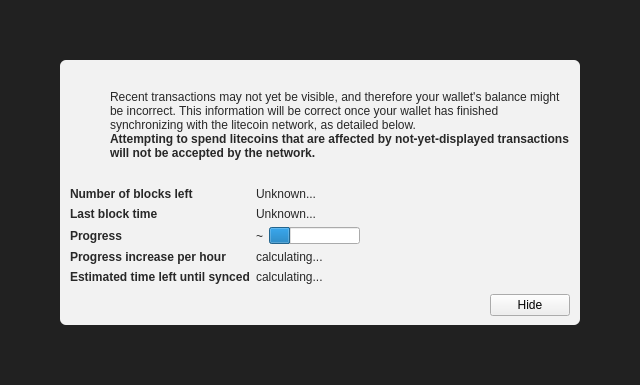
Before: the Qt Designer form src/qt/forms/modaloverlay.ui in utarn/litecoin, drawn with Qt 5.
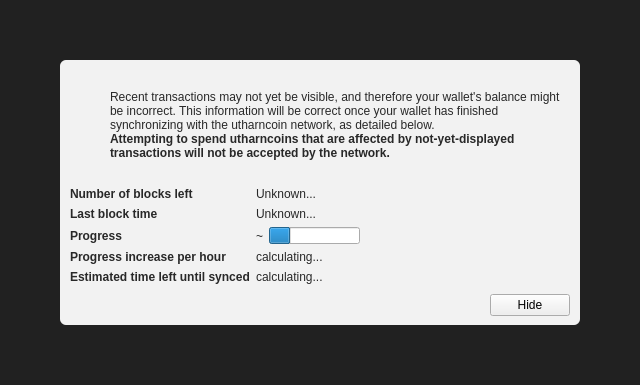
After: the same form once the commit is applied. Icons and pictures are not drawn. Custom widgets are drawn as their Qt base class.

Commit message: Update name Utharncoin

Diff of the .ui file:
```diff
--- a/src/qt/forms/modaloverlay.ui
+++ b/src/qt/forms/modaloverlay.ui
@@ -130,7 +130,7 @@
              <item>
               <widget class="QLabel" name="infoText">
                <property name="text">
-                <string>Recent transactions may not yet be visible, and therefore your wallet's balance might be incorrect. This information will be correct once your wallet has finished synchronizing with the litecoin network, as detailed below.</string>
+                <string>Recent transactions may not yet be visible, and therefore your wallet's balance might be incorrect. This information will be correct once your wallet has finished synchronizing with the utharncoin network, as detailed below.</string>
                </property>
                <property name="textFormat">
                 <enum>Qt::RichText</enum>
@@ -149,7 +149,7 @@
                 </font>
                </property>
                <property name="text">
-                <string>Attempting to spend litecoins that are affected by not-yet-displayed transactions will not be accepted by the network.</string>
+                <string>Attempting to spend utharncoins that are affected by not-yet-displayed transactions will not be accepted by the network.</string>
                </property>
                <property name="textFormat">
                 <enum>Qt::RichText</enum>
```
The commit also changes 276 other files.
